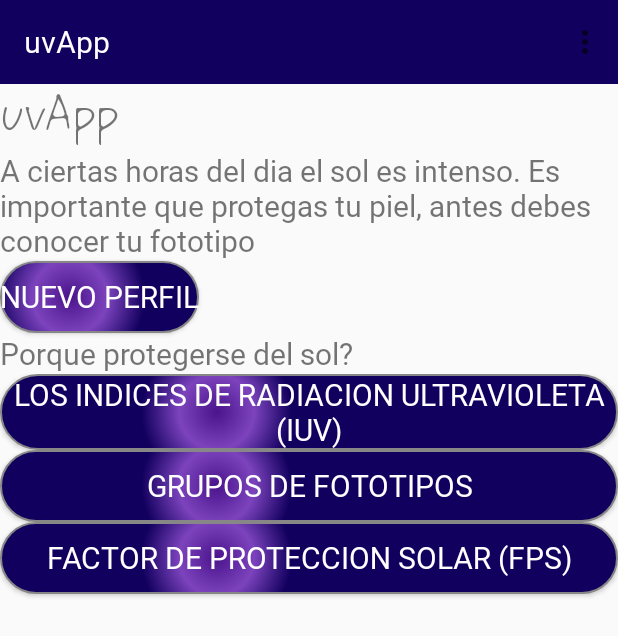
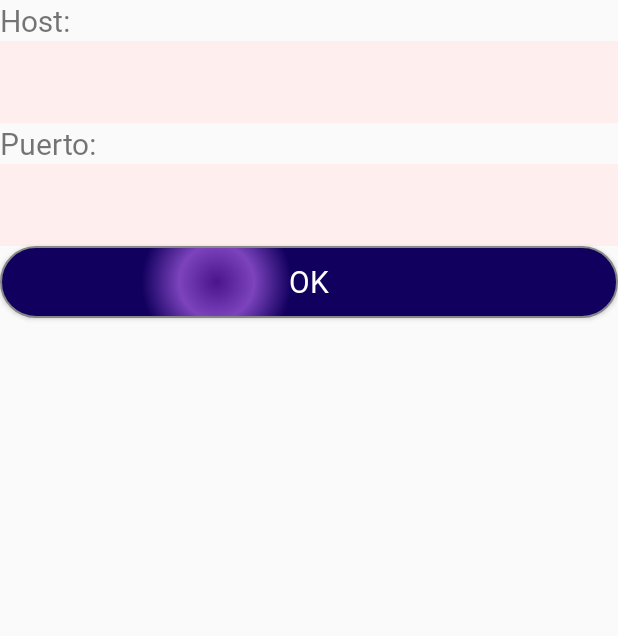
Before and after one commit to sn94/uvApp, an Android app: the screen it shows after launch (Inicio before the commit, config_conexion after it), in the options menu, after a tap on "Parametros de conexion", on a phone screen of 412 x 824 dp. Shown: the top 636 px of the screen. Run offline under Robolectric (Android 15) with nearby library versions, the phone set to English and light mode, and no system bars.

Commit message:
Main screen

```diff
--- a/app/src/main/java/com/example/sonia/uvapp/Inicio.java
+++ b/app/src/main/java/com/example/sonia/uvapp/Inicio.java
@@ -105,13 +105,19 @@ public class Inicio extends AppCompatActivity {
 
 
     void configurar_conexion(){
-
+        startActivity( new Intent( this, config_conexion.class));
     }
 
+    void go_home(){
+        startActivity( new Intent( this, Inicio.class));
+    }
 
     @Override
     public boolean onCreateOptionsMenu(Menu menu) {
-        getMenuInflater().inflate( R.menu.my_appbar_inicial, menu) ;
+        if( existe_userdata())
+            getMenuInflater().inflate( R.menu.my_appbar, menu) ;
+        else
+            getMenuInflater().inflate( R.menu.my_appbar_inicial, menu) ;
         return true;
     }
 
@@ -120,6 +126,7 @@ public class Inicio extends AppCompatActivity {
 
         switch ( item.getItemId()){
             case R.id.menu_config:  configurar_conexion(); break;
+            case R.id.menu_home:  go_home();break;
         }
         return super.onOptionsItemSelected(item);
     }
--- /dev/null
+++ b/app/src/main/java/com/example/sonia/uvapp/config_conexion.java
@@ -0,0 +1,28 @@
+package com.example.sonia.uvapp;
+
+import android.support.v7.app.AppCompatActivity;
+import android.os.Bundle;
+import android.view.View;
+import android.widget.EditText;
+import android.widget.Toast;
+
+import com.example.sonia.uvapp.retrofits.Cliente;
+
+public class config_conexion extends AppCompatActivity {
+
+    @Override
+    protected void onCreate(Bundle savedInstanceState) {
+        super.onCreate(savedInstanceState);
+        setContentView(R.layout.activity_config_conexion);
+    }
+
+
+
+    public void settear(View v){
+        EditText host= (EditText) findViewById( R.id.txtHost);
+        EditText port= (EditText) findViewById( R.id.txtPort);
+        Cliente.host= host.getText().toString();
+        Cliente.puerto= port.getText().toString();
+        Toast.makeText( getApplicationContext(), "Parametros de configuracion seteados!", Toast.LENGTH_LONG).show();
+    }
+}
--- a/app/src/main/res/drawable/botones_normal.xml
+++ b/app/src/main/res/drawable/botones_normal.xml
@@ -2,7 +2,7 @@
 
 <shape xmlns:android="http://schemas.android.com/apk/res/android" android:shape="rectangle" >
     <corners
-        android:radius="28dp"
+        android:radius="25dp"
         />
     <gradient
         android:angle="100"
@@ -14,9 +14,9 @@
         android:gradientRadius="50dp"
         />
     <padding
-        android:left="0dp"
+        android:left="3dp"
         android:top="0dp"
-        android:right="0dp"
+        android:right="3dp"
         android:bottom="0dp"
         />
     <stroke
--- /dev/null
+++ b/app/src/main/res/layout/activity_config_conexion.xml
@@ -0,0 +1,35 @@
+<?xml version="1.0" encoding="utf-8"?>
+<LinearLayout xmlns:android="http://schemas.android.com/apk/res/android"
+    xmlns:app="http://schemas.android.com/apk/res-auto"
+    xmlns:tools="http://schemas.android.com/tools"
+    android:layout_width="match_parent"
+    android:layout_height="match_parent"
+    android:orientation="vertical"
+    tools:context=".config_conexion">
+
+
+    <TextView
+        android:layout_width="match_parent"
+        android:layout_height="wrap_content"
+        android:text="Host:" />
+
+    <EditText
+        android:layout_width="match_parent"
+        android:layout_height="wrap_content"
+        android:id="@+id/txtHost"/>
+    <TextView
+        android:layout_width="match_parent"
+        android:layout_height="wrap_content"
+        android:text="Puerto:"/>
+<EditText
+    android:layout_width="match_parent"
+    android:layout_height="wrap_content"
+    android:id="@+id/txtPort"/>
+
+
+    <Button
+        android:layout_width="match_parent"
+        android:layout_height="wrap_content"
+        android:text="Ok"
+        android:onClick="settear"/>
+</LinearLayout>
--- a/app/src/main/res/layout/activity_inicio_sin_auth.xml
+++ b/app/src/main/res/layout/activity_inicio_sin_auth.xml
@@ -7,46 +7,48 @@
     android:layout_height="match_parent"
     xmlns:app="http://schemas.android.com/apk/res-auto"
     android:orientation="vertical"
+
     tools:context=".Inicio">
 
 
     <android.support.v7.widget.Toolbar
-        android:layout_height="wrap_content"
+        android:layout_height="70dp"
         android:layout_width="match_parent"
         xmlns:android="http://schemas.android.com/apk/res/android"
         android:id="@+id/my_toolbar"
         android:background="@color/primaryDarkColor"
         app:titleTextColor="@color/primaryTextColor"
+        android:theme="@style/ThemeOverlay.AppCompat.Dark"
+        app:titleTextAppearance="@style/appbartitle"
+        android:layout_margin="0dp"
         >
 
     </android.support.v7.widget.Toolbar>
+<LinearLayout
+    android:layout_width="match_parent"
+    android:layout_height="wrap_content"
+    android:orientation="vertical"
+    android:background="@drawable/wallpaper_main">
 
-
-    <TextView
-        android:layout_width="wrap_content"
-        android:layout_height="wrap_content"
-        android:textSize="36dp"
-        android:fontFamily="@font/chocolatematteregular"
-        android:text="@string/app_name"/>
     <TextView
         android:layout_width="match_parent"
         android:layout_height="wrap_content"
-        android:text="@string/Hello_text1"/>
+        android:layout_marginTop="180dp"
+        style="@style/text_style"
+        android:text="@string/Hello_text1"
+        android:layout_gravity="center_horizontal"/>
 
     <Button
         android:layout_width="wrap_content"
         android:layout_height="wrap_content"
         android:text="@string/Inicio_button_text4"
         android:onClick="nuevo_perfil"
-        android:id="@+id/i_nuevo_perfil"/>
+        android:id="@+id/i_nuevo_perfil"
+        android:layout_gravity="center_horizontal"/>
 
-    <TextView
-        android:layout_width="match_parent"
-        android:layout_height="wrap_content"
-        android:text="@string/Hello_text2"
-        />
+</LinearLayout>
 
 
-        <include layout="@layout/inicio_opciones" />
+
 
     </LinearLayout>
--- /dev/null
+++ b/app/src/main/res/menu/my_appbar.xml
@@ -0,0 +1,15 @@
+<?xml version="1.0" encoding="utf-8"?>
+<menu xmlns:android="http://schemas.android.com/apk/res/android"
+    xmlns:app="http://schemas.android.com/apk/res-auto">
+
+
+    <item android:id="@+id/menu_config"
+        android:icon="@drawable/icon_config"
+        android:title="Parametros de conexion"
+        app:showAsAction="never" />
+
+    <item android:id="@+id/menu_home"
+        android:icon="@drawable/icon_home"
+        android:title="home"
+        app:showAsAction="ifRoom" />
+</menu>
--- a/app/src/main/res/values/strings.xml
+++ b/app/src/main/res/values/strings.xml
@@ -1,5 +1,5 @@
 <resources>
-    <string name="app_name">uvApp</string>
+    <string name="app_name">UVAPP</string>
 
     <string name="button_ant">Anterior</string>
     <string name="button_sig">Siguiente</string>
@@ -36,7 +36,7 @@
     <string name="Inicio_button_text1">Los indices de radiacion ultravioleta (IUV)</string>
     <string name="Inicio_button_text2">Grupos de fototipos</string>
     <string name="Inicio_button_text3">Factor de proteccion Solar (FPS)</string>
-    <string name="Inicio_button_text4">Nuevo perfil</string>
+    <string name="Inicio_button_text4">Crear perfil</string>
     <string name="Inicio_button_text5">Salir</string>
 
 
```
Also changed, not shown: app/src/main/AndroidManifest.xml (+4 -3 lines), app/src/main/res/values/styles.xml (+7 -2 lines), app/src/main/res/drawable/wallpaper_main.png (added).
